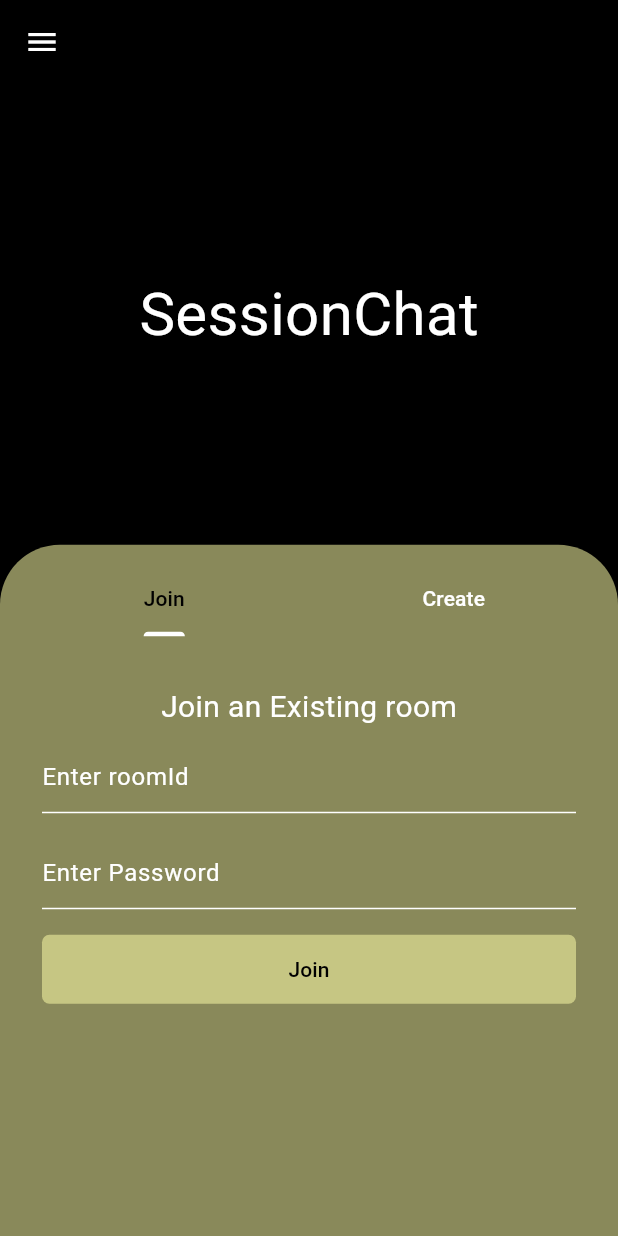
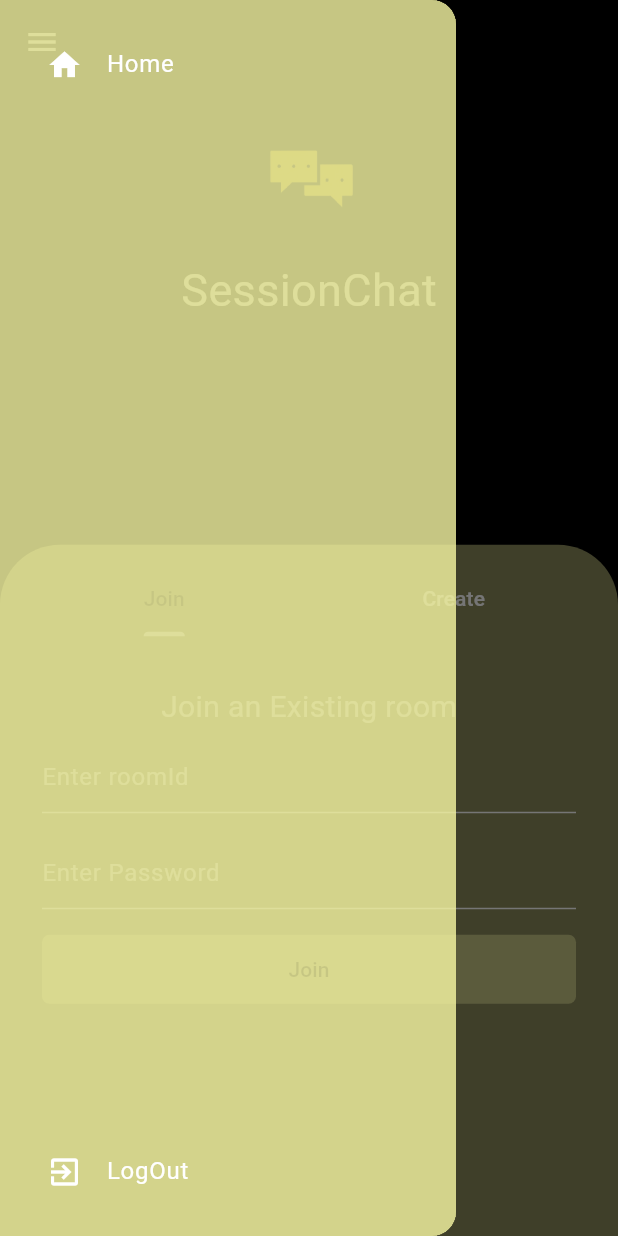
Before and after one commit to ArjunKVarma/Session-Chat, a Flutter app: the screen it shows once a user with an empty profile is signed in, with the side drawer open (before the commit the screen has no drawer), on a phone screen of 412 x 824 dp. Run offline on Flutter 3.47's test engine with Material 3 defaults, Android fonts, the phone set to English and light mode, and no system bars; our stand-ins replace cloud_firestore, emoji_picker_flutter, firebase_auth, firebase_core; missing offline and left inert: word_generator; accounts and stored records are empty.

Commit message:
UI fixed

```diff
--- a/lib/Pages/homepage.dart
+++ b/lib/Pages/homepage.dart
@@ -1,6 +1,6 @@
 import 'package:flutter/material.dart';
-import 'package:sessionchat/Services/auth.dart';
 import 'package:sessionchat/Services/chat_service.dart';
+import 'package:sessionchat/Widgets/drawer_home.dart';
 import 'package:word_generator/word_generator.dart';
 
 class Homepage extends StatefulWidget {
@@ -17,11 +17,6 @@ class _HomepageState extends State<Homepage> {
   final TextEditingController _passwordController = TextEditingController();
   String noun = '';
   String password = '';
-  void logout(context) {
-    final AuthService _auth = AuthService();
-    _auth.logout();
-    Navigator.pushReplacementNamed(context, '/');
-  }
 
   @override
   void initState() {
@@ -34,24 +29,36 @@ class _HomepageState extends State<Homepage> {
       appBar: AppBar(
         automaticallyImplyLeading: false,
         backgroundColor: Colors.transparent,
-        title: GestureDetector(
-          onLongPress: () {
-            logout(context);
+        leading: Builder(
+          builder: (context) {
+            return IconButton(
+              icon: const Icon(Icons.menu),
+              onPressed: () {
+                Scaffold.of(context).openDrawer();
               },
-          child: Icon(Icons.menu),
+            );
+          },
         ),
       ),
+      drawer: drawerWidget(),
       backgroundColor: Theme.of(context).colorScheme.primary,
       body: Column(
         children: [
-          Flexible(
+          const Flexible(
             flex: 10,
-            child: Container(
-              child: Center(
-                child: Text(
+            child: Padding(
+              padding: EdgeInsets.all(16.0),
+              child: Column(
+                children: [
+                  Image(
+                    image: AssetImage('assets/images/icon_nb.png'),
+                    height: 100,
+                  ),
+                  Text(
                     "SessionChat",
-                  style: TextStyle(fontSize: 40),
+                    style: TextStyle(fontSize: 30),
                   ),
+                ],
               ),
             ),
           ),
@@ -60,7 +67,7 @@ class _HomepageState extends State<Homepage> {
             child: Container(
               decoration: BoxDecoration(
                   color: Theme.of(context).colorScheme.surface,
-                  borderRadius: BorderRadius.only(
+                  borderRadius: const BorderRadius.only(
                       topLeft: Radius.circular(40),
                       topRight: Radius.circular(40))),
               child: DefaultTabController(
@@ -75,7 +82,7 @@ class _HomepageState extends State<Homepage> {
                           decoration: BoxDecoration(
                             border: Border.all(color: Colors.transparent),
                           ),
-                          child: TabBar(
+                          child: const TabBar(
                             dividerColor: Colors.transparent,
                             indicatorSize: TabBarIndicatorSize.label,
                             tabs: [
@@ -102,8 +109,8 @@ class _HomepageState extends State<Homepage> {
                                       crossAxisAlignment:
                                           CrossAxisAlignment.stretch,
                                       children: [
-                                        Center(
-                                          child: const Text(
+                                        const Center(
+                                          child: Text(
                                             "Join an Existing room",
                                             style: TextStyle(
                                               fontSize: 20,
@@ -209,11 +216,10 @@ class _HomepageState extends State<Homepage> {
                                               shape: RoundedRectangleBorder(
                                                   borderRadius:
                                                       BorderRadius.all(
-                                                            Radius.circular(
-                                                                10))),
+                                                          Radius.circular(5))),
                                               foregroundColor: Colors.black,
-                                                backgroundColor:
-                                                    Theme.of(context)
+                                              shadowColor: Colors.transparent,
+                                              backgroundColor: Theme.of(context)
                                                   .colorScheme
                                                   .surface,
                                             ),
@@ -242,9 +248,11 @@ class _HomepageState extends State<Homepage> {
                                             child: Padding(
                                               padding:
                                                   const EdgeInsets.all(13.0),
-                                                child:
-                                                    const Text("Create Room"),
-                                              )),
+                                              child: const Text(
+                                                "Create Room",
+                                              ),
+                                            ),
+                                          ),
                                         ],
                                       ),
                                     ),
--- /dev/null
+++ b/lib/Widgets/drawer_home.dart
@@ -0,0 +1,47 @@
+import 'package:flutter/material.dart';
+import 'package:sessionchat/Services/auth.dart';
+
+class drawerWidget extends StatelessWidget {
+  const drawerWidget({super.key});
+  void logout(context) {
+    final AuthService _auth = AuthService();
+    _auth.logout();
+    Navigator.pushReplacementNamed(context, '/');
+  }
+
+  @override
+  Widget build(BuildContext context) {
+    return Drawer(
+      child: Container(
+        color: Theme.of(context).colorScheme.surface,
+        child: Column(
+          // Important: Remove any padding from the ListView.
+          mainAxisAlignment: MainAxisAlignment.spaceBetween,
+
+          children: [
+            Padding(
+              padding: const EdgeInsets.all(15.0),
+              child: ListTile(
+                leading: Icon(Icons.home),
+                title: const Text('Home'),
+                onTap: () {
+                  Navigator.pop(context);
+                },
+              ),
+            ),
+            Padding(
+              padding: const EdgeInsets.all(15.0),
+              child: ListTile(
+                leading: Icon(Icons.exit_to_app),
+                title: const Text('LogOut'),
+                onTap: () {
+                  logout(context);
+                },
+              ),
+            )
+          ],
+        ),
+      ),
+    );
+  }
+}
--- a/pubspec.yaml
+++ b/pubspec.yaml
@@ -39,6 +39,7 @@ dependencies:
   firebase_auth: ^5.1.4
   cloud_firestore: ^5.2.1
   word_generator: ^0.4.4
+  emoji_picker_flutter: ^2.2.0
 
 
 
```
Also changed, not shown: lib/Pages/chat_page.dart (+30 -4 lines), lib/Widgets/chat_bubble.dart (+12 -2 lines), lib/Widgets/chat_input.dart (+13 -4 lines), pubspec.lock, 5 other files. Lines whose indentation alone changed are shown as unchanged.
